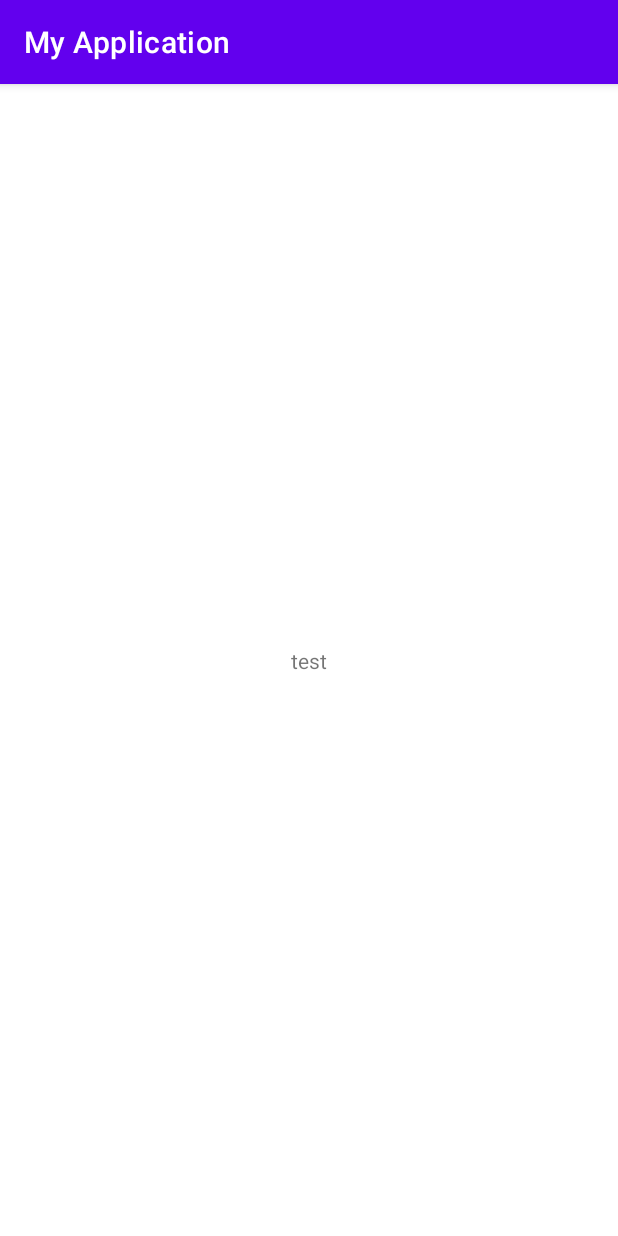
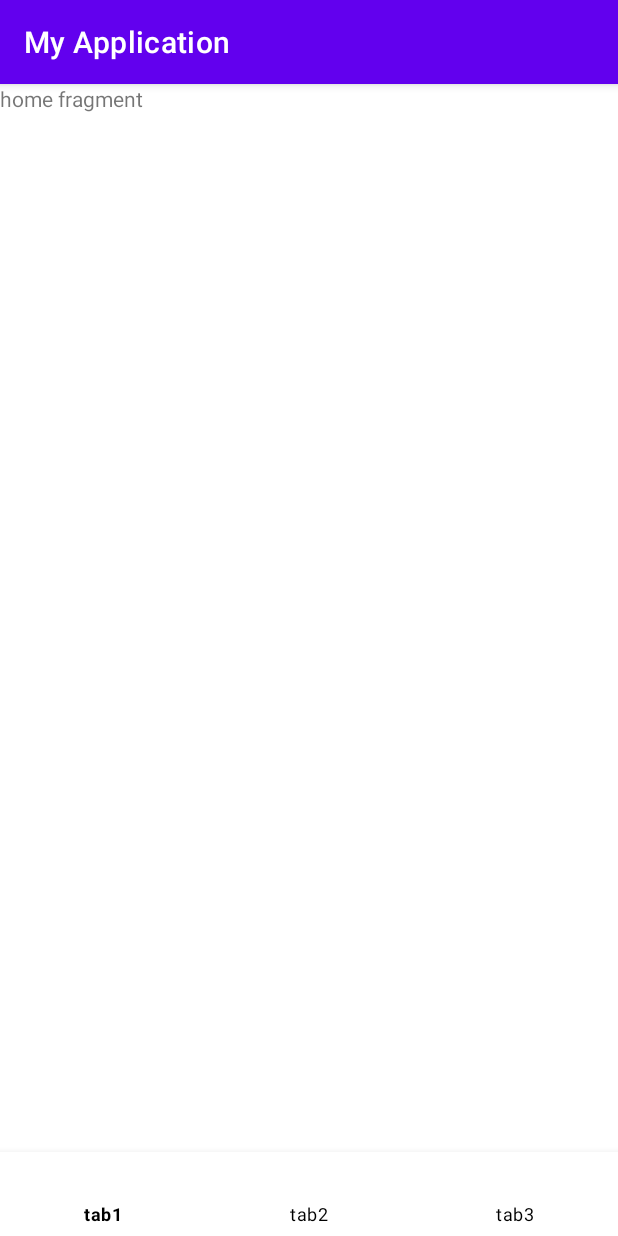
Before and after one commit to 2023-CodewithDuksung/2023-CodeWithDS-19, an Android app: the screen it shows after launch (MainActivity), on a phone screen of 412 x 824 dp. Run offline under Robolectric (Android 15) with nearby library versions, the phone set to English and light mode, and no system bars.

Commit message:
add navigation bars

```diff
--- a/app/build.gradle
+++ b/app/build.gradle
@@ -29,6 +29,9 @@ android {
     kotlinOptions {
         jvmTarget = '1.8'
     }
+    viewBinding {
+        enabled true
+    }
 }
 
 dependencies {
--- /dev/null
+++ b/app/src/main/java/com/example/myapplication/HomeFragment.kt
@@ -0,0 +1,44 @@
+package com.example.myapplication
+
+import android.os.Bundle
+import androidx.fragment.app.Fragment
+import android.view.LayoutInflater
+import android.view.View
+import android.view.ViewGroup
+import com.example.myapplication.databinding.FragmentHomeBinding
+
+// TODO: Rename parameter arguments, choose names that match
+// the fragment initialization parameters, e.g. ARG_ITEM_NUMBER
+private const val ARG_PARAM1 = "param1"
+private const val ARG_PARAM2 = "param2"
+
+/**
+ * A simple [Fragment] subclass.
+ * Use the [HomeFragment.newInstance] factory method to
+ * create an instance of this fragment.
+ */
+class HomeFragment : Fragment() {
+    // TODO: Rename and change types of parameters
+    private var param1: String? = null
+    private var param2: String? = null
+    lateinit var binding: FragmentHomeBinding
+
+    override fun onCreate(savedInstanceState: Bundle?) {
+        super.onCreate(savedInstanceState)
+        arguments?.let {
+            param1 = it.getString(ARG_PARAM1)
+            param2 = it.getString(ARG_PARAM2)
+        }
+    }
+
+    override fun onCreateView(
+        inflater: LayoutInflater, container: ViewGroup?,
+        savedInstanceState: Bundle?
+    ): View? {
+        // Inflate the layout for this fragment using the generated binding
+        binding = FragmentHomeBinding.inflate(inflater, container, false)
+
+        // Return the root view of the binding
+        return binding.root
+    }
+}
--- a/app/src/main/java/com/example/myapplication/MainActivity.kt
+++ b/app/src/main/java/com/example/myapplication/MainActivity.kt
@@ -2,13 +2,67 @@ package com.example.myapplication
 
 import androidx.appcompat.app.AppCompatActivity
 import android.os.Bundle
+import androidx.fragment.app.Fragment
+import com.example.myapplication.HomeFragment
+import com.example.myapplication.R
+import com.example.myapplication.TalkFragment
+import com.example.myapplication.databinding.ActivityMainBinding
+import com.google.android.material.bottomnavigation.BottomNavigationView
 
 class MainActivity : AppCompatActivity() {
+    private lateinit var binding: ActivityMainBinding
+    private lateinit var bottomNavigationView: BottomNavigationView
+
+    private val HomeFragment = HomeFragment()
+    private val TalkFragment = TalkFragment()
+
     override fun onCreate(savedInstanceState: Bundle?) {
         super.onCreate(savedInstanceState)
         setContentView(R.layout.activity_main)
 
-        val x = 17
-        val y = 19
+        // 하단 탭이 눌렸을 때 화면을 전환하기 위해선 이벤트 처리하기 위해 BottomNavigationView 객체 생성
+        var bnv_main = findViewById(R.id.bottomNavi) as BottomNavigationView
+
+        // OnNavigationItemSelectedListener를 통해 탭 아이템 선택 시 이벤트를 처리
+        // navi_menu.xml 에서 설정했던 각 아이템들의 id를 통해 알맞은 프래그먼트로 변경하게 한다.
+        bnv_main.run { setOnItemSelectedListener {
+            when(it.itemId) {
+                R.id.nav1 -> {
+                    // 다른 프래그먼트 화면으로 이동하는 기능
+                    val homeFragment = HomeFragment()
+                    switchFragment(homeFragment)
+                }
+                R.id.nav2 -> {
+                    val talkFragment = TalkFragment()
+                    switchFragment(talkFragment)
+                }
+//                R.id.nav3 -> {
+//                    val settingFragment = SettingFragment()
+//                    supportFragmentManager.beginTransaction().replace(R.id.fl_container, settingFragment).commit()
+//                }
+            }
+            true
+        }
+            selectedItemId = R.id.nav1
+        }
     }
+    private fun switchFragment(fragment: Fragment) {
+        val transaction = supportFragmentManager.beginTransaction()
+        transaction.replace(R.id.main_layout, fragment)
+        transaction.addToBackStack(null) // Optional: Add the fragment to the back stack
+        transaction.commit()
+    }
+
+    override fun onStart() {
+        super.onStart()
+
+
+    }
+
+//    private fun switchFragment(fragment: Fragment) {
+//        val transaction = supportFragmentManager.beginTransaction()
+//        transaction.replace(R.id.main_layout, fragment)
+//        transaction.addToBackStack(null) // Optional: Add the fragment to the back stack
+//        transaction.commit()
+//    }
 }
--- /dev/null
+++ b/app/src/main/java/com/example/myapplication/TalkFragment.kt
@@ -0,0 +1,59 @@
+package com.example.myapplication
+
+import android.os.Bundle
+import androidx.fragment.app.Fragment
+import android.view.LayoutInflater
+import android.view.View
+import android.view.ViewGroup
+
+// TODO: Rename parameter arguments, choose names that match
+// the fragment initialization parameters, e.g. ARG_ITEM_NUMBER
+private const val ARG_PARAM1 = "param1"
+private const val ARG_PARAM2 = "param2"
+
+/**
+ * A simple [Fragment] subclass.
+ * Use the [TalkFragment.newInstance] factory method to
+ * create an instance of this fragment.
+ */
+class TalkFragment : Fragment() {
+    // TODO: Rename and change types of parameters
+    private var param1: String? = null
+    private var param2: String? = null
+
+    override fun onCreate(savedInstanceState: Bundle?) {
+        super.onCreate(savedInstanceState)
+        arguments?.let {
+            param1 = it.getString(ARG_PARAM1)
+            param2 = it.getString(ARG_PARAM2)
+        }
+    }
+
+    override fun onCreateView(
+        inflater: LayoutInflater, container: ViewGroup?,
+        savedInstanceState: Bundle?
+    ): View? {
+        // Inflate the layout for this fragment
+        return inflater.inflate(R.layout.fragment_talk, container, false)
+    }
+
+    companion object {
+        /**
+         * Use this factory method to create a new instance of
+         * this fragment using the provided parameters.
+         *
+         * @param param1 Parameter 1.
+         * @param param2 Parameter 2.
+         * @return A new instance of fragment TalkFragment.
+         */
+        // TODO: Rename and change types and number of parameters
+        @JvmStatic
+        fun newInstance(param1: String, param2: String) =
+            TalkFragment().apply {
+                arguments = Bundle().apply {
+                    putString(ARG_PARAM1, param1)
+                    putString(ARG_PARAM2, param2)
+                }
+            }
+    }
+}
--- a/app/src/main/res/layout/activity_main.xml
+++ b/app/src/main/res/layout/activity_main.xml
@@ -6,13 +6,24 @@
     android:layout_height="match_parent"
     tools:context=".MainActivity">
 
-    <TextView
-        android:layout_width="wrap_content"
+    <FrameLayout
+        android:id="@+id/main_layout"
+        android:layout_width="match_parent"
+        android:layout_height="match_parent"
+        android:layout_marginBottom="?attr/actionBarSize"/>
+
+    <com.google.android.material.bottomnavigation.BottomNavigationView
+        android:id="@+id/bottomNavi"
+        android:layout_width="match_parent"
         android:layout_height="wrap_content"
-        android:text="test"
-        app:layout_constraintBottom_toBottomOf="parent"
-        app:layout_constraintLeft_toLeftOf="parent"
-        app:layout_constraintRight_toRightOf="parent"
-        app:layout_constraintTop_toTopOf="parent" />
+        app:layout_constraintTop_toBottomOf="@+id/main_layout"
+        android:layout_gravity="bottom"
+        android:layout_marginStart="0dp"
+        android:layout_marginEnd="0dp"
+        android:background="#ffffff"
+        app:itemIconTint="@color/black"
+        app:itemTextColor="@color/black"
+        app:labelVisibilityMode="labeled"
+        app:menu="@menu/bottom_navigation" />
 
 </androidx.constraintlayout.widget.ConstraintLayout>
--- /dev/null
+++ b/app/src/main/res/layout/fragment_home.xml
@@ -0,0 +1,17 @@
+<FrameLayout xmlns:android="http://schemas.android.com/apk/res/android"
+    xmlns:tools="http://schemas.android.com/tools"
+    android:layout_width="match_parent"
+    android:layout_height="match_parent"
+    tools:context=".HomeFragment">
+    <LinearLayout
+        android:layout_width="match_parent"
+        android:layout_height="wrap_content">
+        <TextView
+            android:layout_width="match_parent"
+            android:layout_height="match_parent"
+            android:text="home fragment" />
+    </LinearLayout>
+    <!-- TODO: Update blank fragment layout -->
+
+
+</FrameLayout>
--- /dev/null
+++ b/app/src/main/res/menu/bottom_navigation.xml
@@ -0,0 +1,18 @@
+<?xml version="1.0" encoding="utf-8"?>
+<menu xmlns:android="http://schemas.android.com/apk/res/android">
+
+    <item
+        android:id="@+id/nav1"
+
+        android:title="tab1" />
+    <item
+        android:id="@+id/nav2"
+
+        android:title="tab2" />
+    <item
+        android:id="@+id/nav3"
+
+        android:title="tab3" />
+
+
+</menu>
--- a/app/src/main/res/values/strings.xml
+++ b/app/src/main/res/values/strings.xml
@@ -1,3 +1,5 @@
 <resources>
     <string name="app_name">My Application</string>
+    <!-- TODO: Remove or change this placeholder text -->
+    <string name="hello_blank_fragment">Hello blank fragment</string>
 </resources>
```
Also changed, not shown: app/src/main/res/layout/fragment_talk.xml (added, +20 -0 lines).
